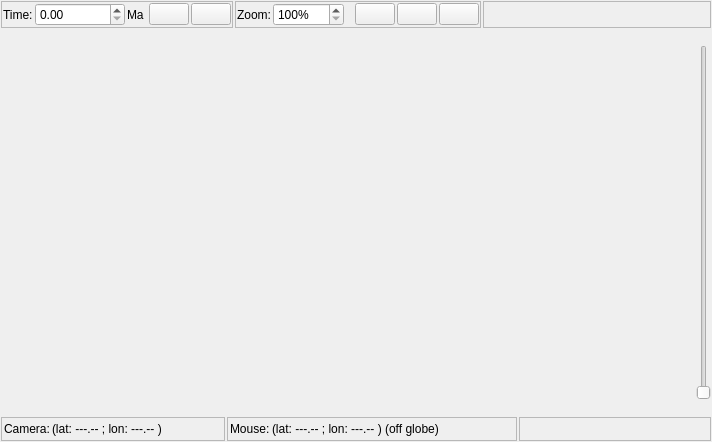
The window that src/qt-widgets/ReconstructionViewWidgetUi.ui (GPlates/GPlates) describes before a commit, drawn with Qt 5.
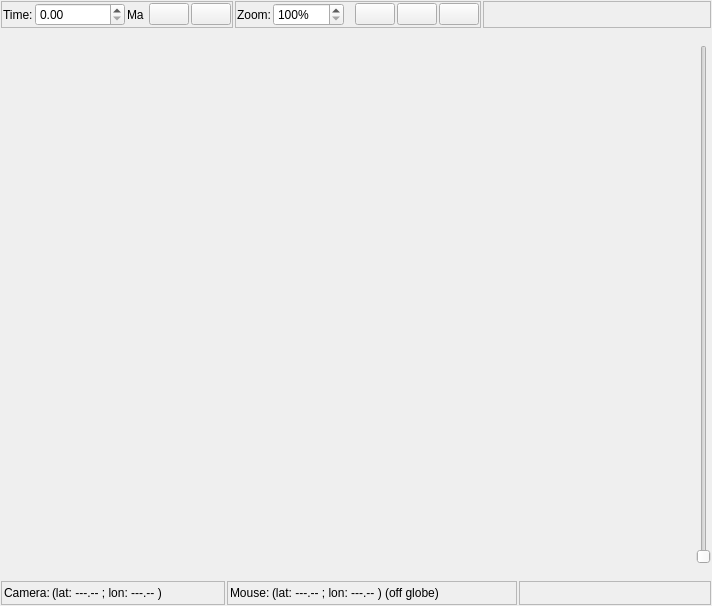
The same window after the commit. Icons and pictures are not drawn.

Commit message: Continued testing on new plate closure widgets and controls.

The edit to the form file:
```diff
--- a/src/qt-widgets/ReconstructionViewWidgetUi.ui
+++ b/src/qt-widgets/ReconstructionViewWidgetUi.ui
@@ -6,7 +6,7 @@
     <x>0</x>
     <y>0</y>
     <width>712</width>
-    <height>442</height>
+    <height>606</height>
    </rect>
   </property>
   <property name="sizePolicy" >
@@ -337,10 +337,7 @@
    </item>
    <item>
     <layout class="QGridLayout" >
-     <property name="horizontalSpacing" >
-      <number>1</number>
-     </property>
-     <property name="verticalSpacing" >
+     <property name="spacing" >
       <number>1</number>
      </property>
      <item row="0" column="0" >
```
Left out of the diff: 118 changed lines with no effect on the pictures. The commit also changes 4 other files.
